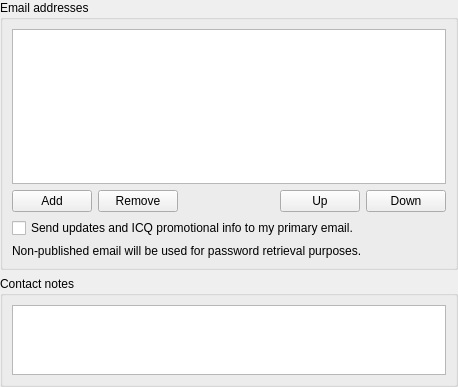
The window that protocols/oscar/icq/ui/icqotherinfowidget.ui (KDE/kopete) describes before a commit, drawn with Qt 5.
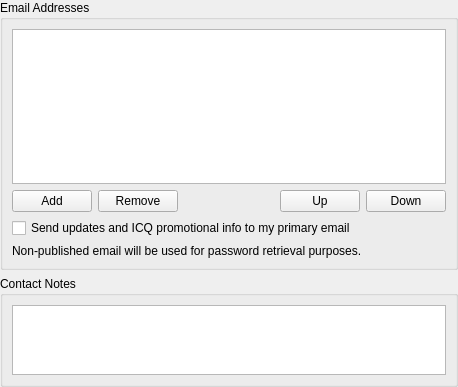
The same window after the commit.

```diff
--- a/protocols/oscar/icq/ui/icqotherinfowidget.ui
+++ b/protocols/oscar/icq/ui/icqotherinfowidget.ui
@@ -25,7 +25,7 @@
    <item>
     <widget class="QGroupBox" name="groupBox" >
      <property name="title" >
-      <string>Email addresses</string>
+      <string>Email Addresses</string>
      </property>
      <layout class="QVBoxLayout" >
       <property name="spacing" >
@@ -109,7 +109,7 @@
       <item>
        <widget class="QCheckBox" name="sendInfoCheck" >
         <property name="text" >
-         <string>Send updates and ICQ promotional info to my primary email.</string>
+         <string>Send updates and ICQ promotional info to my primary email</string>
         </property>
        </widget>
       </item>
@@ -129,7 +129,7 @@
    <item>
     <widget class="QGroupBox" name="groupBox_2" >
      <property name="title" >
-      <string>Contact notes</string>
+      <string>Contact Notes</string>
      </property>
      <layout class="QVBoxLayout" >
       <property name="spacing" >
```
